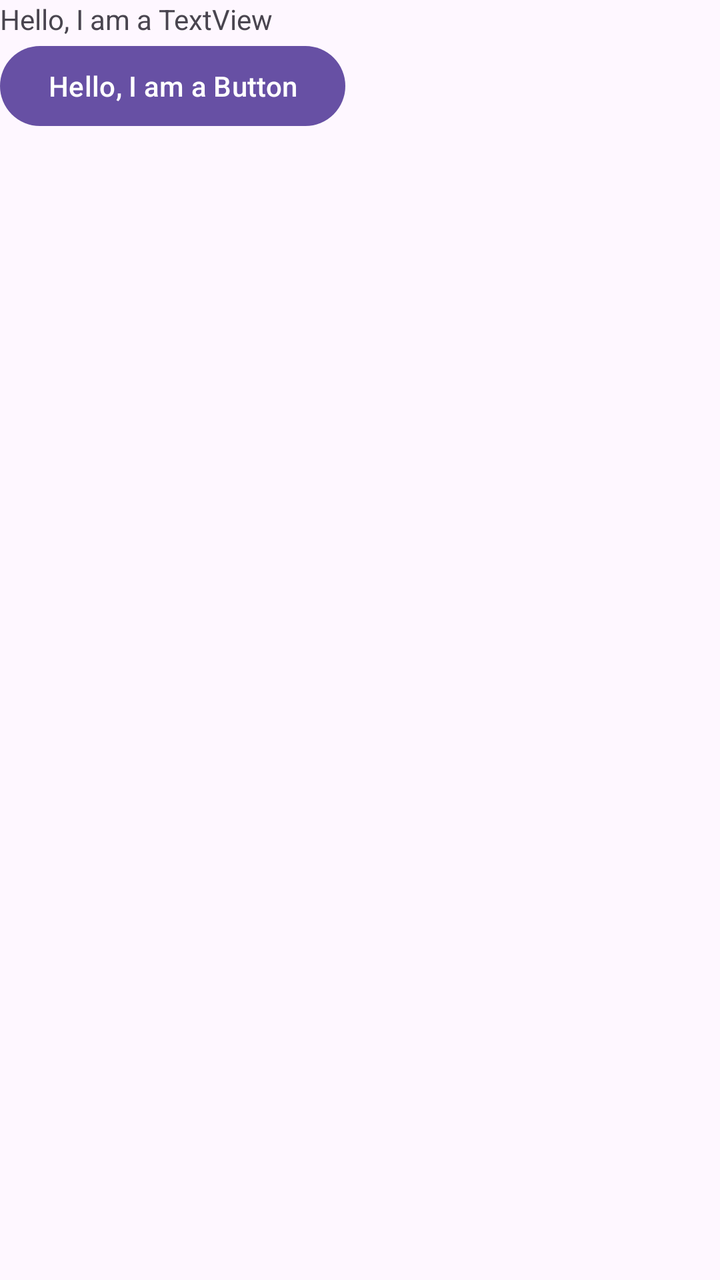
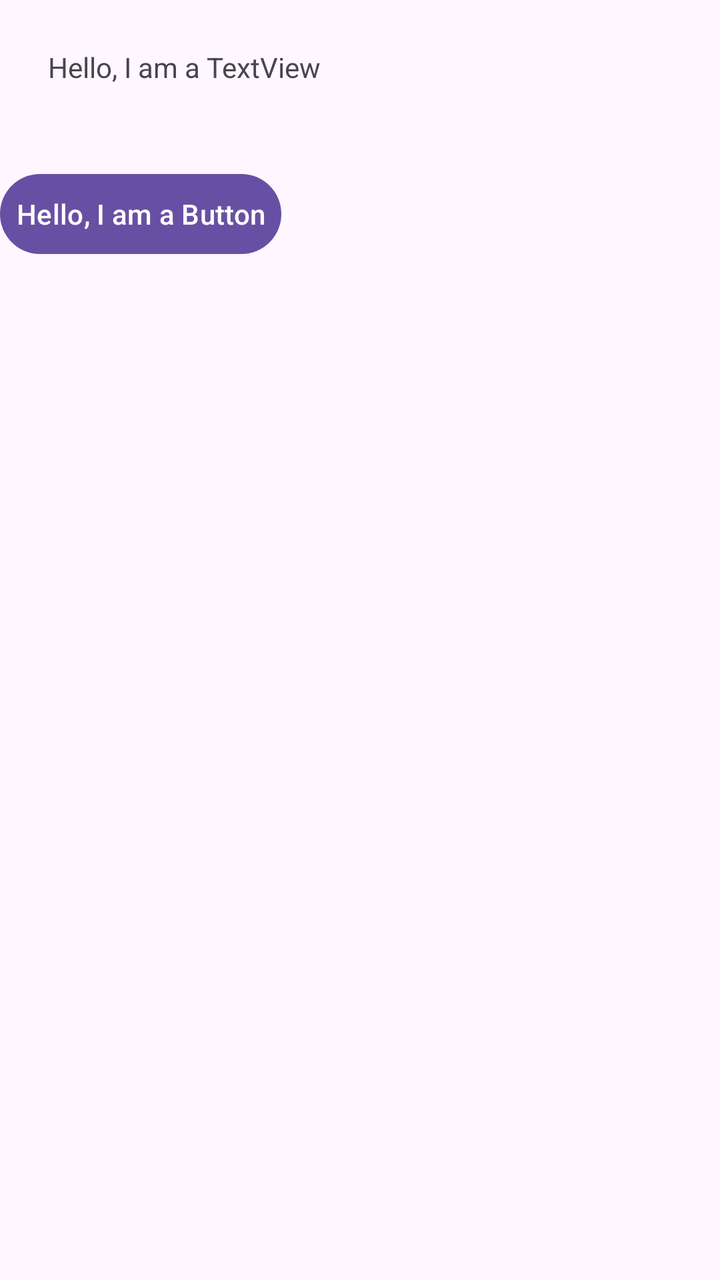

Before-and-after screenshots of an Android layout around one commit, followed by the original layout XML and the change that was made.
<!-- AndroidManifest.xml: application theme Theme.Lab_06 -->
<!-- res/layout/activity_main.xml -->
<?xml version="1.0" encoding="utf-8"?>
<LinearLayout xmlns:android="http://schemas.android.com/apk/res/android"
    android:layout_width="match_parent"
    android:layout_height="match_parent"
    android:orientation="vertical" >
    <TextView android:id="@+id/text"
        android:layout_width="wrap_content"
        android:layout_height="wrap_content"
        android:text="Hello, I am a TextView" />
    <Button android:id="@+id/button"
        android:layout_width="wrap_content"
        android:layout_height="wrap_content"
        android:text="Hello, I am a Button" />
</LinearLayout>
<!-- resources referenced by this layout -->
<resources>
  <style name="Theme.Lab_06" parent="Base.Theme.Lab_06" />
  <style name="Base.Theme.Lab_06" parent="Theme.Material3.DayNight.NoActionBar">
          
          
      </style>
</resources>

<!-- the commit's change to res/layout/activity_main.xml (unified diff, before → after) -->
@@ -6,9 +6,16 @@
     <TextView android:id="@+id/text"
         android:layout_width="wrap_content"
         android:layout_height="wrap_content"
+        android:layout_margin="16dp"
+        android:padding="8dp"
         android:text="Hello, I am a TextView" />
     <Button android:id="@+id/button"
         android:layout_width="wrap_content"
         android:layout_height="wrap_content"
+        android:layout_marginTop="16dp"
+        android:paddingBottom="4dp"
+        android:paddingEnd="8dp"
+        android:paddingStart="8dp"
+        android:paddingTop="4dp"
         android:text="Hello, I am a Button" />
 </LinearLayout>
